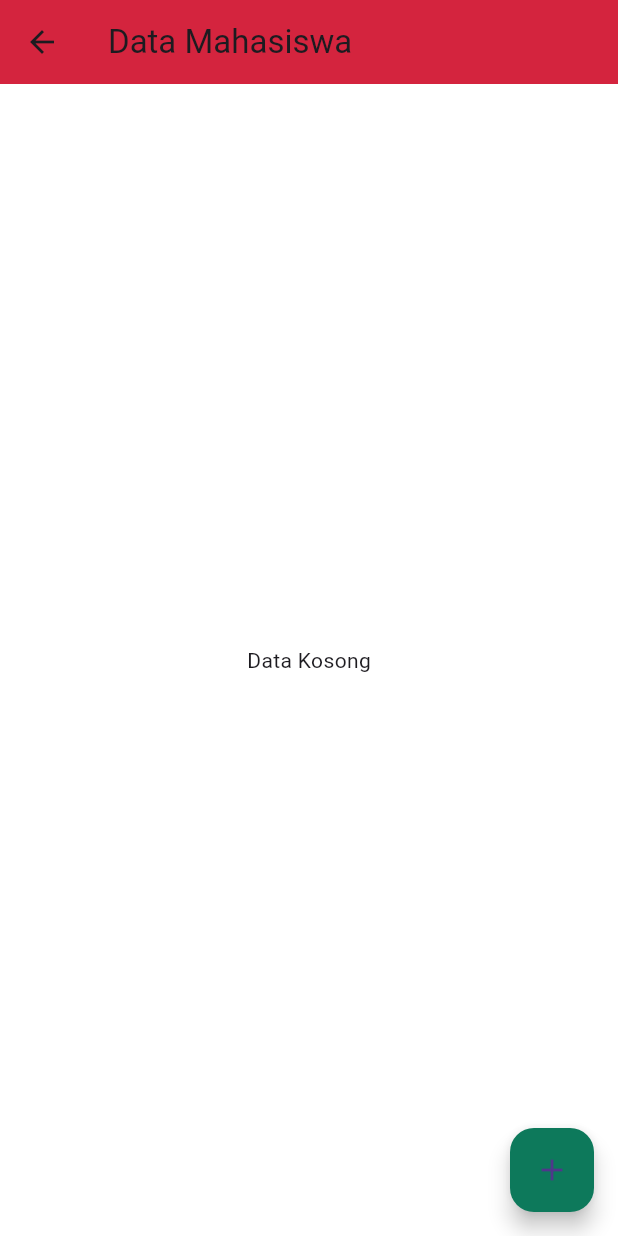
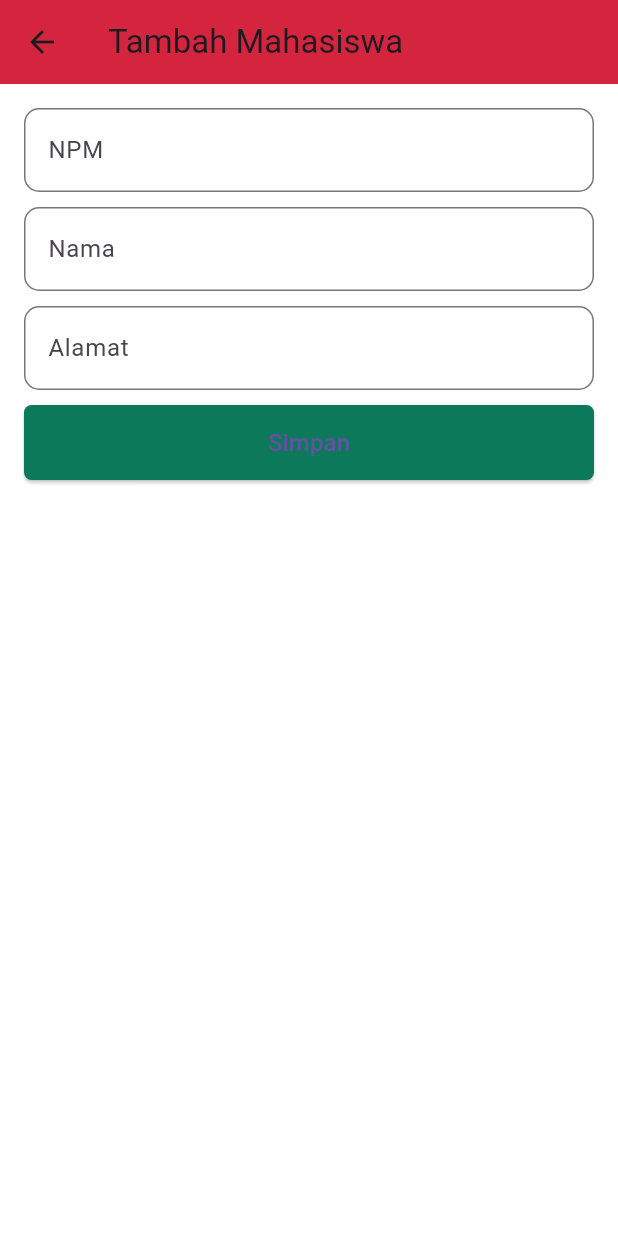
Before and after one commit to reflan/project_if22a, a Flutter app: the ListMahasiswa screen opened directly, after a tap on the "add" icon, on a phone screen of 412 x 824 dp. Run offline on Flutter 3.47's test engine with Material 3 defaults, Android fonts, the phone set to English and light mode, and no system bars; our stand-ins replace carousel_slider, get; network calls fail.

Commit message:
commit materi

```diff
--- a/lib/event/event_db.dart
+++ b/lib/event/event_db.dart
@@ -27,4 +27,31 @@ class EventDb {
 
     return listMahasiswa;
   }
+
+  static Future<String> AddMahasiswa(
+      String npm, String nama, String alamat) async {
+    String reason;
+    try {
+      var response = await http.post(Uri.parse(Api.addMahasiswa), body: {
+        'text_npm': npm,
+        'text_nama': nama,
+        'text_alamat': alamat,
+      });
+
+      if (response.statusCode == 200) {
+        var responBody = jsonDecode(response.body);
+        if (responBody['success']) {
+          reason = 'Add Mahasiswa Berhasil';
+        } else {
+          reason = responBody['reason'];
+        }
+      } else {
+        reason = "Request Gagal";
+      }
+    } catch (e) {
+      print(e);
+      reason = e.toString();
+    }
+    return reason;
+  }
 }
--- /dev/null
+++ b/lib/screen/admin/add_update_mahasiswa.dart
@@ -0,0 +1,132 @@
+import 'package:flutter/foundation.dart';
+import 'package:flutter/material.dart';
+import 'package:flutter/widgets.dart';
+import 'package:get/get.dart';
+import 'package:project_if22a/config/asset.dart';
+import 'package:project_if22a/event/event_db.dart';
+import 'package:project_if22a/model/mahasiswa.dart';
+import 'package:project_if22a/screen/admin/list_mahasiswa.dart';
+import 'package:project_if22a/widget/info.dart';
+
+class AddUpdateMahasiswa extends StatefulWidget {
+  final Mahasiswa? mahasiswa;
+  AddUpdateMahasiswa({this.mahasiswa});
+
+  @override
+  State<AddUpdateMahasiswa> createState() => _AddUpdateMahasiswaState();
+}
+
+class _AddUpdateMahasiswaState extends State<AddUpdateMahasiswa> {
+  var _formKey = GlobalKey<FormState>();
+  var _controllerNpm = TextEditingController();
+  var _controllerNama = TextEditingController();
+  var _controllerAlamat = TextEditingController();
+
+  bool _isHidden = true;
+  @override
+  void initState() {
+    // TODO: implement initState
+    if (widget.mahasiswa != null) {
+      _controllerNpm.text = widget.mahasiswa!.npm!;
+      _controllerNama.text = widget.mahasiswa!.nama!;
+      _controllerAlamat.text = widget.mahasiswa!.alamat!;
+    }
+    super.initState();
+  }
+
+  Widget build(BuildContext context) {
+    return Scaffold(
+      resizeToAvoidBottomInset: false,
+      appBar: AppBar(
+        // titleSpacing: 0,
+        title: widget.mahasiswa != null
+            ? Text('Update Mahasiswa')
+            : Text('Tambah Mahasiswa'),
+        backgroundColor: Asset.colorPrimary,
+      ),
+      body: Stack(
+        children: [
+          Form(
+            key: _formKey,
+            child: ListView(
+              padding: EdgeInsets.all(16),
+              children: [
+                TextFormField(
+                  enabled: widget.mahasiswa == null ? true : false,
+                  validator: (value) => value == '' ? 'Jangan Kosong' : null,
+                  controller: _controllerNpm,
+                  decoration: InputDecoration(
+                      labelText: "NPM",
+                      border: OutlineInputBorder(
+                          borderRadius: BorderRadius.circular(10))),
+                ),
+                SizedBox(
+                  height: 10,
+                ),
+                TextFormField(
+                  validator: (value) => value == '' ? 'Jangan Kosong' : null,
+                  controller: _controllerNama,
+                  decoration: InputDecoration(
+                      labelText: "Nama",
+                      border: OutlineInputBorder(
+                          borderRadius: BorderRadius.circular(10))),
+                ),
+                SizedBox(
+                  height: 10,
+                ),
+                TextFormField(
+                  validator: (value) => value == '' ? 'Jangan Kosong' : null,
+                  controller: _controllerAlamat,
+                  decoration: InputDecoration(
+                      labelText: "Alamat",
+                      border: OutlineInputBorder(
+                          borderRadius: BorderRadius.circular(10))),
+                ),
+                SizedBox(
+                  height: 10,
+                ),
+                ElevatedButton(
+                  onPressed: () async {
+                    if (_formKey.currentState!.validate()) {
+                      if (widget.mahasiswa == null) {
+                        String message = await EventDb.AddMahasiswa(
+                          _controllerNpm.text,
+                          _controllerNama.text,
+                          _controllerAlamat.text,
+                        );
+                        Info.snackbar(message);
+                        if (message.contains('Berhasil')) {
+                          _controllerNpm.clear();
+                          _controllerNama.clear();
+                          _controllerAlamat.clear();
+                          Get.off(
+                            ListMahasiswa(),
+                          );
+                        }
+                      } else {
+                        // EventDb.UpdateMahasiswa(
+                        //   _controllerNpm.text,
+                        //   _controllerNama.text,
+                        //   _controllerAlamat.text,
+                        // );
+                      }
+                    }
+                  },
+                  child: Text(
+                    widget.mahasiswa == null ? 'Simpan' : 'Ubah',
+                    style: TextStyle(fontSize: 16),
+                  ),
+                  style: ElevatedButton.styleFrom(
+                      backgroundColor: Asset.colorAccent,
+                      fixedSize: Size.fromHeight(50),
+                      shape: RoundedRectangleBorder(
+                          borderRadius: BorderRadius.circular(5))),
+                ),
+              ],
+            ),
+          ),
+        ],
+      ),
+    );
+  }
+}
--- a/lib/screen/admin/list_mahasiswa.dart
+++ b/lib/screen/admin/list_mahasiswa.dart
@@ -1,7 +1,9 @@
 import 'package:flutter/material.dart';
+import 'package:get/get.dart';
 import 'package:project_if22a/config/asset.dart';
 import 'package:project_if22a/event/event_db.dart';
 import 'package:project_if22a/model/mahasiswa.dart';
+import 'package:project_if22a/screen/admin/add_update_mahasiswa.dart';
 
 class ListMahasiswa extends StatefulWidget {
   const ListMahasiswa({super.key});
@@ -59,7 +61,8 @@ class _ListMahasiswaState extends State<ListMahasiswa> {
             bottom: 16,
             right: 16,
             child: FloatingActionButton(
-              onPressed: () {},
+              onPressed: () =>
+                  Get.to(AddUpdateMahasiswa())?.then((value) => getMahasiswa()),
               child: Icon(Icons.add),
               backgroundColor: Asset.colorAccent,
             ),
```
